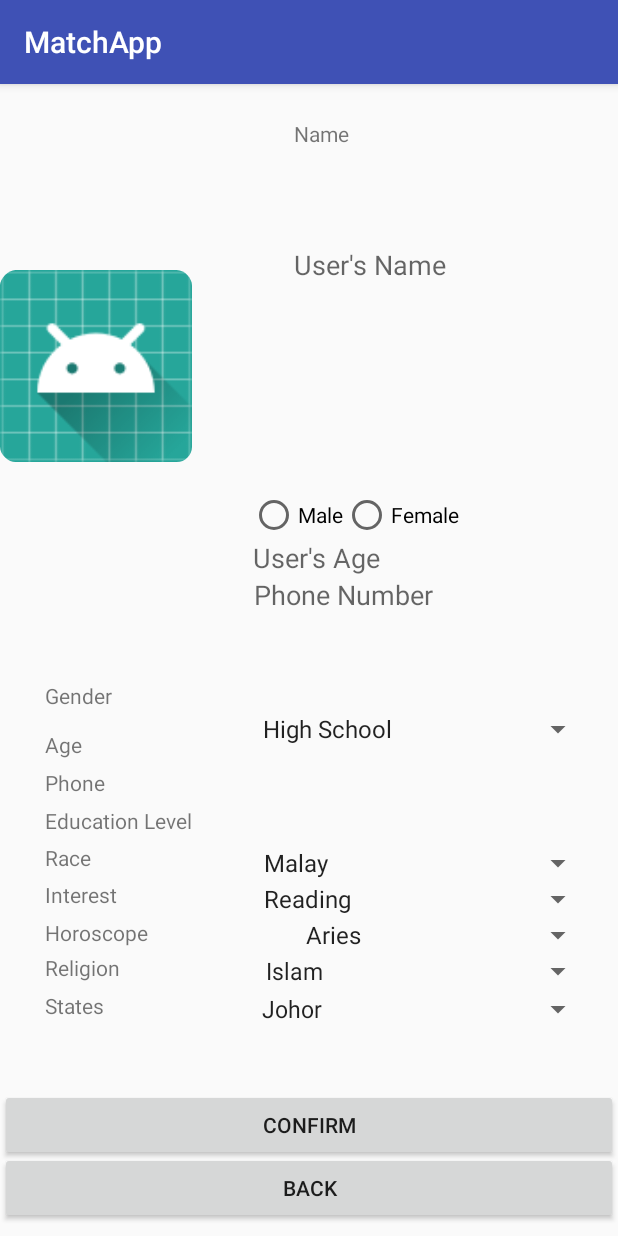
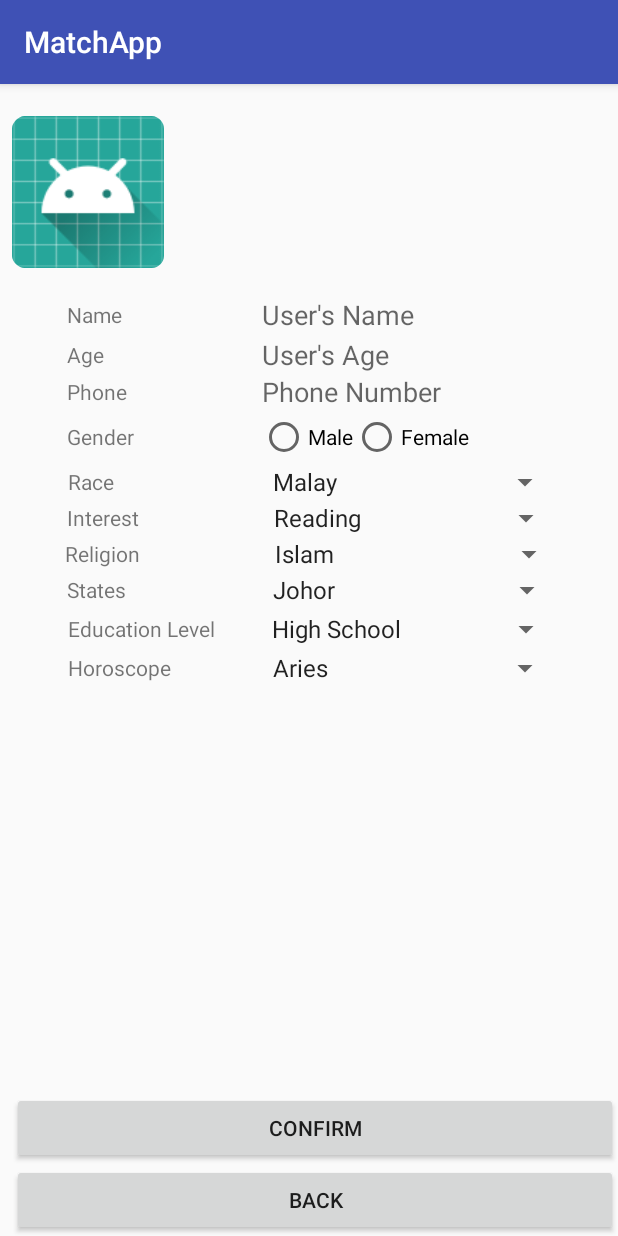
Before and after one commit to zhiweiwong96/abc, an Android app: the SettingsActivity screen opened directly, with no data from a screen before it, on a phone screen of 412 x 824 dp. Run offline under Robolectric (Android 15) with nearby library versions, the phone set to English and light mode, and no system bars; our stand-ins replace Firebase (no records; nobody signed in at launch, a user with empty details on screens opened directly).

Commit message:
aligned settings.xml

```diff
--- a/app/src/main/java/com/example/zw/matchapp/SettingsActivity.java
+++ b/app/src/main/java/com/example/zw/matchapp/SettingsActivity.java
@@ -110,7 +110,6 @@ public class SettingsActivity extends AppCompatActivity {
                 intent.setType("image/*");
                 startActivityForResult(intent, 1);
                 */
-
 
                 Intent intent = new Intent();
                 intent.setType("image/*");
@@ -312,14 +311,14 @@ public class SettingsActivity extends AppCompatActivity {
 
     @Override
     protected void onActivityResult(int requestCode, int resultCode, @Nullable Intent data) {
-        /*
+
         super.onActivityResult(requestCode, resultCode, data);
-        if(requestCode == 1 && resultCode == Activity.RESULT_OK){
-            final Uri imageUri = data.getData();
-            resultUri = imageUri;
+        if(requestCode == PICK_IMAGE_REQUEST && resultCode == Activity.RESULT_OK && data != null && data.getData() != null){
+            resultUri = data.getData();
             mProfileImage.setImageURI(resultUri);
         }
-        */
+
+        /*
         super.onActivityResult(requestCode, resultCode, data);
         if(requestCode == PICK_IMAGE_REQUEST && resultCode == Activity.RESULT_OK && data != null && data.getData() != null){
             resultUri = data.getData();
@@ -331,6 +330,7 @@ public class SettingsActivity extends AppCompatActivity {
             }
 
         }
+        */
     }
 
 
--- a/app/src/main/res/layout/activity_settings.xml
+++ b/app/src/main/res/layout/activity_settings.xml
@@ -7,117 +7,140 @@
     tools:context=".SettingsActivity"
     tools:layout_editor_absoluteY="81dp">
 
+
     <ImageView
         android:id="@+id/profileImage"
-        android:layout_width="0dp"
-        android:layout_height="0dp"
-        android:layout_marginBottom="22dp"
-        android:layout_marginEnd="68dp"
+        android:layout_width="101dp"
+        android:layout_height="128dp"
+        android:layout_marginStart="8dp"
+        android:layout_marginTop="8dp"
+        android:layout_marginBottom="5dp"
         android:src="@mipmap/ic_launcher"
-        app:layout_constraintBottom_toTopOf="@+id/textView4"
-        app:layout_constraintEnd_toStartOf="@+id/textView"
         app:layout_constraintStart_toStartOf="parent"
         app:layout_constraintTop_toTopOf="parent" />
+
+    <LinearLayout
+        android:id="@+id/linearLayout"
+        android:layout_width="fill_parent"
+        android:layout_height="wrap_content"
+        android:layout_marginStart="8dp"
+        android:layout_marginTop="140dp"
+        android:gravity="center"
+        android:layout_marginBottom="5dp"
+        android:orientation="horizontal"
+        app:layout_constraintStart_toStartOf="parent"
+        app:layout_constraintTop_toTopOf="parent">
 
         <TextView
             android:id="@+id/textView"
             android:layout_width="wrap_content"
             android:layout_height="wrap_content"
-        android:layout_marginEnd="179dp"
-        android:layout_marginTop="23dp"
             android:text="Name"
-        app:layout_constraintBottom_toTopOf="@+id/name"
-        app:layout_constraintEnd_toEndOf="parent"
-        app:layout_constraintStart_toEndOf="@+id/profileImage"
-        app:layout_constraintTop_toTopOf="parent" />
+            android:layout_marginRight="93dp"
+            tools:layout_editor_absoluteX="169dp"
+            tools:layout_editor_absoluteY="23dp" />
 
         <EditText
             android:id="@+id/name"
-        android:layout_width="0dp"
-        android:layout_height="0dp"
-        android:layout_marginBottom="73dp"
+            android:layout_width="200dp"
+            android:layout_height="28dp"
             android:background="@null"
             android:hint="User's Name"
-        app:layout_constraintBottom_toTopOf="@+id/radioGroup"
-        app:layout_constraintEnd_toEndOf="@+id/radioGroup"
-        app:layout_constraintStart_toStartOf="@+id/textView"
-        app:layout_constraintTop_toBottomOf="@+id/textView" />
+            tools:layout_editor_absoluteX="168dp"
+            tools:layout_editor_absoluteY="42dp" />
+    </LinearLayout>
+
+
+    <LinearLayout
+        android:id="@+id/linearLayout2"
+        android:layout_width="fill_parent"
+        android:layout_height="wrap_content"
+        android:layout_marginStart="8dp"
+        android:gravity="center"
+        android:layout_marginBottom="5dp"
+        android:orientation="horizontal"
+        app:layout_constraintStart_toStartOf="parent"
+        app:layout_constraintTop_toBottomOf="@+id/linearLayout">
 
         <TextView
             android:id="@+id/textView2"
             android:layout_width="wrap_content"
             android:layout_height="wrap_content"
-        android:layout_marginBottom="6dp"
-        android:layout_marginEnd="114dp"
-        android:layout_marginStart="30dp"
+            android:layout_marginRight="105dp"
             android:text="Age"
-        app:layout_constraintBottom_toTopOf="@+id/textView3"
-        app:layout_constraintEnd_toStartOf="@+id/age"
-        app:layout_constraintStart_toStartOf="parent"
-        app:layout_constraintTop_toBottomOf="@+id/textView4" />
+            tools:layout_editor_absoluteX="30dp"
+            tools:layout_editor_absoluteY="181dp" />
 
         <EditText
             android:id="@+id/age"
-        android:layout_width="0dp"
+            android:layout_width="200dp"
             android:layout_height="wrap_content"
-        android:layout_marginEnd="16dp"
             android:background="@null"
             android:hint="User's Age"
             android:inputType="phone"
-        app:layout_constraintBottom_toTopOf="@+id/phone"
-        app:layout_constraintEnd_toEndOf="parent"
-        app:layout_constraintStart_toEndOf="@+id/textView2"
-        app:layout_constraintTop_toBottomOf="@+id/radioGroup" />
+            tools:layout_editor_absoluteX="168dp"
+            tools:layout_editor_absoluteY="175dp" />
+
+    </LinearLayout>
+
+    <LinearLayout
+        android:id="@+id/linearLayout3"
+        android:layout_width="fill_parent"
+        android:layout_height="wrap_content"
+        android:layout_marginStart="8dp"
+        android:gravity="center"
+        android:layout_marginBottom="5dp"
+        android:orientation="horizontal"
+        app:layout_constraintStart_toStartOf="parent"
+        app:layout_constraintTop_toBottomOf="@+id/linearLayout2">
 
         <TextView
             android:id="@+id/textView3"
             android:layout_width="wrap_content"
             android:layout_height="wrap_content"
-        android:layout_marginBottom="6dp"
-        android:layout_marginEnd="99dp"
-        android:layout_marginStart="30dp"
+            android:layout_marginRight="90dp"
             android:text="Phone"
-        app:layout_constraintBottom_toTopOf="@+id/textView7"
-        app:layout_constraintEnd_toStartOf="@+id/phone"
-        app:layout_constraintStart_toStartOf="parent"
-        app:layout_constraintTop_toBottomOf="@+id/textView2" />
+            tools:layout_editor_absoluteX="30dp"
+            tools:layout_editor_absoluteY="206dp" />
 
         <EditText
             android:id="@+id/phone"
-        android:layout_width="0dp"
+            android:layout_width="200dp"
             android:layout_height="wrap_content"
-        android:layout_marginEnd="16dp"
             android:background="@null"
             android:hint="Phone Number"
             android:inputType="phone"
-        app:layout_constraintBottom_toTopOf="@+id/education"
-        app:layout_constraintEnd_toEndOf="parent"
-        app:layout_constraintStart_toEndOf="@+id/textView3"
-        app:layout_constraintTop_toBottomOf="@+id/age" />
+            tools:layout_editor_absoluteX="168dp"
+            tools:layout_editor_absoluteY="199dp" />
+    </LinearLayout>
+
+    <LinearLayout
+        android:id="@+id/linearLayout4"
+        android:layout_width="fill_parent"
+        android:layout_height="36dp"
+        android:layout_marginStart="8dp"
+        android:gravity="center"
+        android:layout_marginBottom="5dp"
+        android:orientation="horizontal"
+        app:layout_constraintStart_toStartOf="parent"
+        app:layout_constraintTop_toBottomOf="@+id/linearLayout3">
 
         <TextView
             android:id="@+id/textView4"
             android:layout_width="wrap_content"
             android:layout_height="wrap_content"
-        android:layout_marginBottom="13dp"
-        android:layout_marginEnd="92dp"
-        android:layout_marginStart="30dp"
             android:text="Gender"
-        app:layout_constraintBottom_toTopOf="@+id/textView2"
-        app:layout_constraintEnd_toStartOf="@+id/radioGroup"
-        app:layout_constraintStart_toStartOf="parent"
-        app:layout_constraintTop_toBottomOf="@+id/profileImage" />
+            android:layout_marginRight="84dp"
+            tools:layout_editor_absoluteX="30dp"
+            tools:layout_editor_absoluteY="150dp" />
 
         <RadioGroup
             android:id="@+id/radioGroup"
-        android:layout_width="0dp"
+            android:layout_width="201dp"
             android:layout_height="wrap_content"
-        android:layout_marginEnd="16dp"
             android:orientation="horizontal"
-        app:layout_constraintBottom_toTopOf="@+id/age"
-        app:layout_constraintEnd_toEndOf="parent"
-        app:layout_constraintStart_toEndOf="@+id/textView4"
-        app:layout_constraintTop_toBottomOf="@+id/name">
+            tools:layout_editor_absoluteX="168dp"
+            tools:layout_editor_absoluteY="143dp">
 
             <RadioButton
                 android:id="@+id/male"
@@ -132,183 +155,214 @@
                 android:text="Female" />
 
         </RadioGroup>
+    </LinearLayout>
+
+    <LinearLayout
+        android:id="@+id/linearLayout5"
+        android:layout_width="fill_parent"
+        android:layout_height="wrap_content"
+        android:layout_marginStart="8dp"
+        android:gravity="center"
+        android:layout_marginBottom="5dp"
+        android:orientation="horizontal"
+        app:layout_constraintStart_toStartOf="parent"
+        app:layout_constraintTop_toBottomOf="@+id/linearLayout4">
 
         <TextView
             android:id="@+id/textView5"
             android:layout_width="wrap_content"
             android:layout_height="wrap_content"
-        android:layout_marginBottom="5dp"
-        android:layout_marginEnd="107dp"
-        android:layout_marginStart="30dp"
             android:text="Race"
-        app:layout_constraintBottom_toTopOf="@+id/textView6"
-        app:layout_constraintEnd_toStartOf="@+id/race"
-        app:layout_constraintStart_toStartOf="parent"
-        app:layout_constraintTop_toBottomOf="@+id/textView7" />
+            android:layout_marginRight="98dp"
+            tools:layout_editor_absoluteX="30dp"
+            tools:layout_editor_absoluteY="254dp" />
 
         <Spinner
             android:id="@+id/race"
-        android:layout_width="0dp"
+            android:layout_width="200dp"
             android:layout_height="wrap_content"
-        android:layout_marginEnd="16dp"
             android:entries="@array/race_arrays"
             android:prompt="@string/race_prompt"
-        app:layout_constraintBottom_toTopOf="@+id/interest"
-        app:layout_constraintEnd_toEndOf="parent"
-        app:layout_constraintStart_toEndOf="@+id/textView5"
-        app:layout_constraintTop_toBottomOf="@+id/education" />
+            tools:layout_editor_absoluteX="168dp"
+            tools:layout_editor_absoluteY="251dp" />
+    </LinearLayout>
+
+    <LinearLayout
+        android:id="@+id/linearLayout6"
+        android:layout_width="fill_parent"
+        android:layout_height="wrap_content"
+        android:layout_marginStart="8dp"
+        android:gravity="center"
+        android:layout_marginBottom="5dp"
+        android:orientation="horizontal"
+        app:layout_constraintStart_toStartOf="parent"
+        app:layout_constraintTop_toBottomOf="@+id/linearLayout5">
 
         <TextView
             android:id="@+id/textView6"
             android:layout_width="wrap_content"
             android:layout_height="wrap_content"
-        android:layout_marginBottom="6dp"
-        android:layout_marginEnd="90dp"
-        android:layout_marginStart="30dp"
             android:text="Interest"
-        app:layout_constraintBottom_toTopOf="@+id/textView8"
-        app:layout_constraintEnd_toStartOf="@+id/interest"
-        app:layout_constraintStart_toStartOf="parent"
-        app:layout_constraintTop_toBottomOf="@+id/textView5" />
+            android:layout_marginRight="82dp"
+            tools:layout_editor_absoluteX="30dp"
+            tools:layout_editor_absoluteY="277dp" />
 
         <Spinner
             android:id="@+id/interest"
-        android:layout_width="0dp"
+            android:layout_width="200dp"
             android:layout_height="wrap_content"
-        android:layout_marginBottom="24dp"
-        android:layout_marginEnd="16dp"
             android:entries="@array/interest_arrays"
             android:prompt="@string/interest_prompt"
-        app:layout_constraintBottom_toTopOf="@+id/religion"
-        app:layout_constraintEnd_toEndOf="parent"
-        app:layout_constraintStart_toEndOf="@+id/textView6"
-        app:layout_constraintTop_toBottomOf="@+id/race" />
+            tools:layout_editor_absoluteX="168dp"
+            tools:layout_editor_absoluteY="275dp" />
+    </LinearLayout>
+
+    <LinearLayout
+        android:id="@+id/linearLayout8"
+        android:layout_width="fill_parent"
+        android:layout_height="wrap_content"
+        android:layout_marginStart="8dp"
+        android:gravity="center"
+        android:layout_marginBottom="5dp"
+        android:orientation="horizontal"
+        app:layout_constraintStart_toStartOf="parent"
+        app:layout_constraintTop_toBottomOf="@+id/linearLayout10">
 
         <TextView
             android:id="@+id/textView7"
             android:layout_width="wrap_content"
             android:layout_height="wrap_content"
-        android:layout_marginBottom="5dp"
-        android:layout_marginEnd="39dp"
-        android:layout_marginStart="30dp"
             android:text="Education Level"
-        app:layout_constraintBottom_toTopOf="@+id/textView5"
-        app:layout_constraintEnd_toStartOf="@+id/education"
-        app:layout_constraintStart_toStartOf="parent"
-        app:layout_constraintTop_toBottomOf="@+id/textView3" />
+            android:layout_marginRight="30dp"
+            tools:layout_editor_absoluteX="30dp"
+            tools:layout_editor_absoluteY="230dp" />
 
         <Spinner
             android:id="@+id/education"
-        android:layout_width="0dp"
-        android:layout_height="0dp"
-        android:layout_marginEnd="16dp"
+            android:layout_width="201dp"
+            android:layout_height="28dp"
             android:entries="@array/education_arrays"
             android:prompt="@string/education_prompt"
-        app:layout_constraintBottom_toTopOf="@+id/race"
-        app:layout_constraintEnd_toEndOf="parent"
-        app:layout_constraintStart_toEndOf="@+id/textView7"
-        app:layout_constraintTop_toBottomOf="@+id/phone" />
+            tools:layout_editor_absoluteX="168dp"
+            tools:layout_editor_absoluteY="224dp" />
+    </LinearLayout>
+
+    <LinearLayout
+        android:id="@+id/linearLayout9"
+        android:layout_width="fill_parent"
+        android:layout_height="wrap_content"
+        android:layout_marginStart="8dp"
+        android:gravity="center"
+        android:layout_marginBottom="5dp"
+        android:orientation="horizontal"
+        app:layout_constraintStart_toStartOf="parent"
+        app:layout_constraintTop_toBottomOf="@+id/linearLayout8">
 
         <TextView
             android:id="@+id/textView8"
             android:layout_width="wrap_content"
             android:layout_height="wrap_content"
-        android:layout_marginBottom="4dp"
-        android:layout_marginStart="30dp"
             android:text="Horoscope"
-        app:layout_constraintBottom_toTopOf="@+id/textView9"
-        app:layout_constraintStart_toStartOf="parent"
-        app:layout_constraintTop_toBottomOf="@+id/textView6" />
+            android:layout_marginRight="60dp"
+            tools:layout_editor_absoluteX="30dp"
+            tools:layout_editor_absoluteY="302dp" />
 
         <Spinner
             android:id="@+id/horoscope"
             android:layout_width="200dp"
             android:layout_height="wrap_content"
-        android:layout_marginEnd="16dp"
-        android:layout_marginStart="8dp"
             android:entries="@array/horoscope_arrays"
             android:prompt="@string/horoscope_prompt"
-        app:layout_constraintEnd_toEndOf="parent"
-        app:layout_constraintHorizontal_bias="1.0"
-        app:layout_constraintStart_toEndOf="@+id/textView8"
-        app:layout_constraintTop_toBottomOf="@+id/interest" />
+            tools:layout_editor_absoluteX="168dp"
+            tools:layout_editor_absoluteY="299dp" />
+    </LinearLayout>
+
 
     <Button
         android:id="@+id/confirm"
-        android:layout_width="0dp"
+        android:layout_width="match_parent"
         android:layout_height="wrap_content"
         android:layout_gravity="center"
-        android:layout_marginBottom="50dp"
+        android:layout_marginStart="8dp"
         android:text="confirm"
-        app:layout_constraintBottom_toBottomOf="parent"
-        app:layout_constraintEnd_toEndOf="parent"
-        app:layout_constraintStart_toStartOf="parent"
-        app:layout_constraintTop_toBottomOf="@+id/states" />
+        app:layout_constraintBottom_toTopOf="@+id/back"
+        app:layout_constraintStart_toStartOf="parent" />
 
 
     <Button
         android:id="@+id/back"
-        android:layout_width="0dp"
+        android:layout_width="match_parent"
         android:layout_height="wrap_content"
         android:layout_gravity="center"
-        android:layout_marginBottom="8dp"
+        android:layout_marginStart="8dp"
         android:text="back"
         app:layout_constraintBottom_toBottomOf="parent"
-        app:layout_constraintEnd_toEndOf="parent"
+        app:layout_constraintStart_toStartOf="parent" />
+
+    <LinearLayout
+        android:id="@+id/linearLayout7"
+        android:layout_width="fill_parent"
+        android:layout_height="wrap_content"
+        android:layout_marginStart="8dp"
+        android:gravity="center"
+        android:layout_marginBottom="5dp"
+        android:orientation="horizontal"
         app:layout_constraintStart_toStartOf="parent"
-        app:layout_constraintTop_toBottomOf="@+id/textView10" />
+        app:layout_constraintTop_toBottomOf="@+id/linearLayout6">
 
         <TextView
             android:id="@+id/textView9"
             android:layout_width="wrap_content"
             android:layout_height="wrap_content"
-        android:layout_marginBottom="6dp"
-        android:layout_marginEnd="89dp"
-        android:layout_marginStart="30dp"
             android:text="Religion"
-        app:layout_constraintBottom_toTopOf="@+id/textView10"
-        app:layout_constraintEnd_toStartOf="@+id/religion"
+            android:layout_marginRight="82dp"
+            tools:layout_editor_absoluteX="30dp"
+            tools:layout_editor_absoluteY="324dp" />
+
+        <Spinner
+            android:id="@+id/religion"
+            android:layout_width="201dp"
+            android:layout_height="wrap_content"
+            android:entries="@array/religion_arrays"
+            android:prompt="@string/religion_prompt"
+            tools:layout_editor_absoluteX="168dp"
+            tools:layout_editor_absoluteY="323dp" />
+
+    </LinearLayout>
+
+    <LinearLayout
+        android:id="@+id/linearLayout10"
+        android:layout_width="fill_parent"
+        android:layout_height="wrap_content"
+        android:layout_marginStart="8dp"
+        android:gravity="center"
+        android:layout_marginBottom="5dp"
+        android:orientation="horizontal"
         app:layout_constraintStart_toStartOf="parent"
-        app:layout_constraintTop_toBottomOf="@+id/textView8" />
+        app:layout_constraintTop_toBottomOf="@+id/linearLayout7">
 
         <TextView
             android:id="@+id/textView10"
             android:layout_width="wrap_content"
             android:layout_height="wrap_content"
-        android:layout_marginBottom="88dp"
-        android:layout_marginEnd="97dp"
-        android:layout_marginStart="30dp"
             android:text="States"
-        app:layout_constraintBottom_toTopOf="@+id/back"
-        app:layout_constraintEnd_toStartOf="@+id/states"
-        app:layout_constraintStart_toStartOf="parent"
-        app:layout_constraintTop_toBottomOf="@+id/textView9" />
-
-    <Spinner
-        android:id="@+id/religion"
-        android:layout_width="0dp"
-        android:layout_height="wrap_content"
-        android:layout_marginBottom="1dp"
-        android:layout_marginEnd="16dp"
-        android:entries="@array/religion_arrays"
-        android:prompt="@string/religion_prompt"
-        app:layout_constraintBottom_toTopOf="@+id/states"
-        app:layout_constraintEnd_toEndOf="parent"
-        app:layout_constraintStart_toEndOf="@+id/textView9"
-        app:layout_constraintTop_toBottomOf="@+id/interest" />
+            android:layout_marginRight="90dp"
+            tools:layout_editor_absoluteX="30dp"
+            tools:layout_editor_absoluteY="349dp" />
 
         <Spinner
             android:id="@+id/states"
-        android:layout_width="0dp"
+            android:layout_width="201dp"
             android:layout_height="wrap_content"
-        android:layout_marginBottom="41dp"
-        android:layout_marginEnd="16dp"
             android:entries="@array/states_arrays"
             android:prompt="@string/states_prompt"
-        app:layout_constraintBottom_toTopOf="@+id/confirm"
-        app:layout_constraintEnd_toEndOf="parent"
-        app:layout_constraintStart_toEndOf="@+id/textView10"
-        app:layout_constraintTop_toBottomOf="@+id/religion" />
+            tools:layout_editor_absoluteX="168dp"
+            tools:layout_editor_absoluteY="348dp" />
+
+    </LinearLayout>
+
+
+
 
 
 </android.support.constraint.ConstraintLayout>
```
Lines whose indentation alone changed are shown as unchanged.
